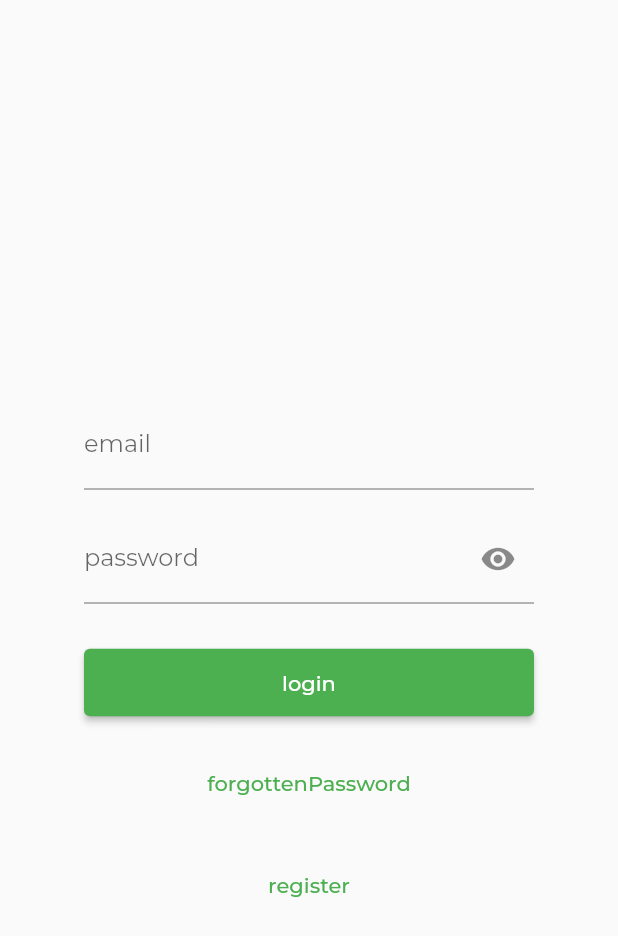
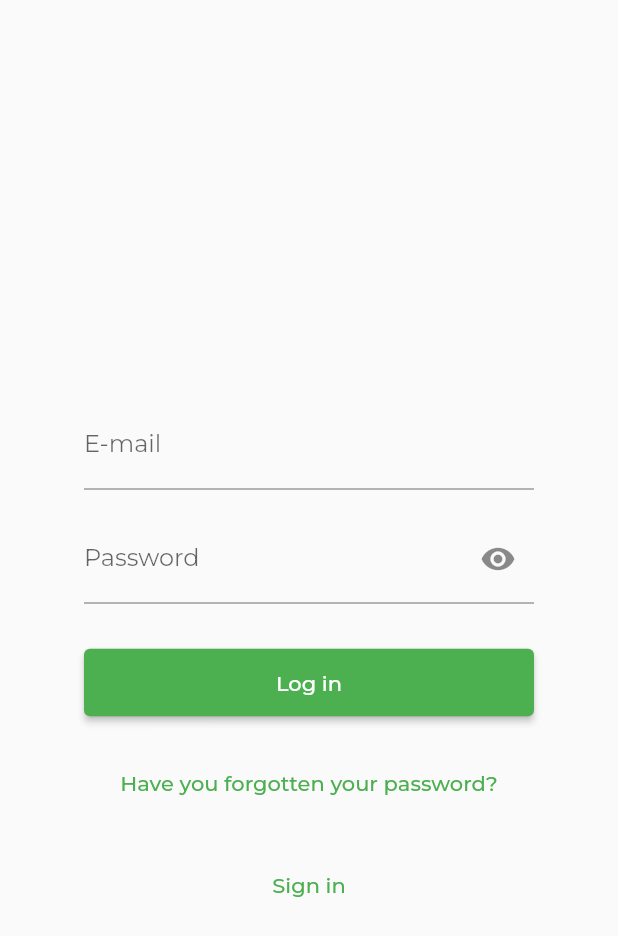
Before and after one commit to brickbit/politech_manager, a Flutter app: the screen it shows after launch, on a phone screen of 412 x 824 dp. Shown: the top 936 px of the screen. Run offline on Flutter 3.47's test engine with Material 2 defaults, Android fonts, the phone set to English and light mode, and no system bars; our stand-ins replace either_dart, get, google_fonts.

```diff
--- /dev/null
+++ b/lib/app/views/language/en_us.dart
@@ -0,0 +1,92 @@
+const Map<String, String> enUS = {
+  //General
+  'no': 'No',
+  'yes': 'Yes',
+  'cancel': 'Cancel',
+  'ok': 'OK',
+  //Splash
+  'loading': 'Loading...',
+  //Log in
+  'email': 'E-mail',
+  'password': 'Password',
+  'login': 'Log in',
+  'register': 'Sign in',
+  'forgottenPassword': 'Have you forgotten your password?',
+  'wrongUserLogin':'Wrong username or passwords',
+  //Recover password
+  'recoverPassword': 'Recover password',
+  'passwordInstructions': 'Enter your email, we will send you an email with the necessary instructions to restore your password',
+  'putEmail': 'Put your e-mail',
+  //Home
+  'data': 'Data',
+  'schedule': 'Schedule',
+  'setting': 'Setting',
+  'noDataLoaded': 'There is not data to load',
+  //Data
+  'fillData': 'Fill data',
+  'degree': 'Title',
+  'classroom': 'Classroom',
+  'department': 'Department',
+  'subject': 'Subject',
+  'createDegree': 'Create title',
+  'createClassroom': 'Create classroom',
+  'createDepartment': 'Create department',
+  'createSubject': 'Create subject',
+  'seeAll': 'See all',
+  'editDegree': 'Edit title',
+  'editClassroom': 'Edit classroom',
+  'editDepartment': 'Edit department',
+  'editSubject': 'Edit subject',
+  //List Degree
+  'degreeSemesters':'Num.semesters: @semester',
+  'degreeYear':'Year: @year',
+  //List classroom
+  'classroomPavilion': 'Pavilion: @pavilion',
+  //List subjects
+  'departmentAcronym': 'Department: @acronym',
+  'classroomAcronym': 'Classroom: @acronym',
+  'groupAcronym': 'Group: @acronym',
+  'subjectSemester': 'Semester: @semester',
+  'subjectLanguage': 'Language: @language',
+  'subjectLaboratory': 'Laboratory: @laboratory',
+  'subjectSeminar': 'Seminar: @seminary',
+  //Degree dialog
+  'name': 'Name',
+  'year': 'Year',
+  //Department dialog
+  'acronym': 'Acronym',
+  //Classroom dialog
+  'telecommunication': 'Telecommunication',
+  'computing': 'Computing',
+  'architecture': 'Architecture',
+  'civil_work': 'Civil work',
+  'central': 'Central',
+  //Subject dialog
+  'group':'Group',
+  'time':'Time(minutes)',
+  'seminary': 'Seminary',
+  'laboratory': 'Laboratory',
+  'semester': 'Semester',
+  'color': 'Color',
+  'blue': 'Blue',
+  'green': 'Green',
+  'red': 'Red',
+  'yellow': 'Yellow',
+  'orange': 'Orange',
+  //Setting
+  'settings': 'Settings',
+  'language': 'Language',
+  'darkTheme': 'Dark theme',
+  'version': 'Version',
+  'compilationNumber': 'Compilation number',
+  'selectLanguage': 'Seleccione el idioma',
+  //Schedule
+  'createSchedule': 'Create Schedule',
+  'editSchedule': 'Edit Schedule',
+  'oneSubjectPerHour': 'One subject per hour',
+  'severalSubjectsPerHour': 'Several subject per hour',
+  'morningShift': 'Morning shift',
+  'afternoonShift': 'Afternoon shift',
+  'saveSchedule': 'Save',
+  'downloadSchedule': 'Download'
+};
--- /dev/null
+++ b/lib/app/views/language/es_es.dart
@@ -0,0 +1,91 @@
+const Map<String, String> esES = {
+  //General
+  'no': 'No',
+  'yes': 'Sí',
+  'cancel': 'Cancelar',
+  'ok': 'Aceptar',
+  //Splash
+  'loading': 'Cargando...',
+  //Log in
+  'email': 'Correo',
+  'password': 'Contraseña',
+  'login': 'Iniciar sesión',
+  'register': 'Registrarse',
+  'forgottenPassword': '¿Has olvidado tu contraseña?',
+  'wrongUserLogin':'Usuario o contraseñas incorrectos',
+  //Recover password
+  'recoverPassword': 'Recuperar contraseña',
+  'passwordInstructions': 'Introduca su correo, le enviaremos un correo con las intrucciones necesarias para restaurar su contraseña',
+  'putEmail': 'Introduce tu correo',
+  //Home
+  'data': 'Datos',
+  'schedule': 'Horario',
+  'setting': 'Ajustes',
+  'noDataLoaded': 'No se encontraron datos',
+  //Data
+  'fillData': 'Completar datos',
+  'degree': 'Titulaciones',
+  'classroom': 'Aulas',
+  'department': 'Departamentos',
+  'subject': 'Asignaturas',
+  'createDegree': 'Crear Titulación',
+  'createClassroom': 'Crear aula',
+  'createDepartment': 'Crear departamento',
+  'createSubject': 'Crear asignatura',
+  'seeAll': 'Ver todos',
+  'editDegree': 'Editar titulación',
+  'editClassroom': 'Editar aula',
+  'editDepartment': 'Editar departmento',
+  'editSubject': 'Editar asignatura',
+  //List Degree
+  'degreeSemesters':'Núm.semestres: @semester',
+  'degreeYear':'Año: @year',
+  //List classroom
+  'classroomPavilion': 'Pabellón: @pavilion',
+  //List subjects
+  'departmentAcronym': 'Departmento: @acronym',
+  'classroomAcronym': 'Aula: @acronym',
+  'groupAcronym': 'Grupo: @acronym',
+  'subjectSemester': 'Semestre: @semester',
+  'subjectLanguage': 'Idioma: @language',
+  'subjectLaboratory': 'Laboratorio: @laboratory',
+  'subjectSeminar': 'Seminario: @seminary',
+  //Degree dialog
+  'name': 'Nombre',
+  'year': 'Año',
+  //Department dialog
+  'acronym': 'Siglas',
+  //Classroom dialog
+  'telecommunication': 'Telecomunicaciones',
+  'computing': 'Informática',
+  'architecture': 'Arquitectura',
+  'civil_work': 'Obras públicas',
+  'central': 'Central',
+  //Subject dialog
+  'group':'Grupo',
+  'time':'Tiempo(minutos)',
+  'seminary': 'Seminario',
+  'laboratory': 'Laboratorio',
+  'semester': 'Semestre',
+  'color': 'Color',
+  'blue': 'Azul',
+  'green': 'Verde',
+  'red': 'Rojo',
+  'yellow': 'Amarillo',
+  'orange': 'Naranja',
+  //Setting
+  'language': 'Idioma',
+  'darkTheme': 'Modo oscuro',
+  'version': 'Versión',
+  'compilationNumber': 'Número de compilación',
+  'selectLanguage': 'Seleccione el idioma',
+  //schedule
+  'createSchedule': 'Crear horario',
+  'editSchedule': 'Editar horario',
+  'oneSubjectPerHour': 'Una asignatura por hora',
+  'severalSubjectsPerHour': 'Muchas asignaturas por hora',
+  'morningShift': 'Turno de mañana',
+  'afternoonShift': 'Turno de tarde',
+  'saveSchedule': 'Guardar',
+  'downloadSchedule': 'Descargar'
+};
--- /dev/null
+++ b/lib/app/views/language/localization_service.dart
@@ -0,0 +1,47 @@
+import 'package:flutter/material.dart';
+import 'package:get/get.dart';
+
+import 'en_us.dart';
+import 'es_es.dart';
+
+class LocalizationService extends Translations {
+  // Default locale
+  static const locale = Locale('es', 'ES');
+  // fallbackLocale saves the day when the locale gets in trouble
+  static const fallbackLocale = Locale('es', 'ES');
+  // Supported languages
+  // Needs to be same order with locales
+  static final langs = [
+    'English',
+    'Español',
+  ];
+
+  // Supported locales
+  // Needs to be same order with langs
+  static final locales = [
+    const Locale('en', 'US'),
+    const Locale('es', 'ES'),
+  ];
+
+  // Keys and their translations
+  // Translations are separated maps in `lang` file
+  @override
+  Map<String, Map<String, String>> get keys => {
+    'en_US': enUS, // lang/en_us.dart
+    'es_ES': esES, // lang/tr_tr.dart
+  };
+
+  // Gets locale from language, and updates the locale
+  void changeLocale(String lang) {
+    final locale = _getLocaleFromLanguage(lang);
+    Get.updateLocale(locale);
+  }
+
+  // Finds language in `langs` list and returns it as Locale
+  Locale _getLocaleFromLanguage(String lang) {
+    for (int i = 0; i < langs.length; i++) {
+      if (lang == langs[i]) return locales[i];
+    }
+    return Get.locale!;
+  }
+}
--- a/lib/main.dart
+++ b/lib/main.dart
@@ -4,6 +4,7 @@ import 'package:flutter/material.dart';
 import 'package:get/get.dart';
 
 import 'app/navigation/app_pages.dart';
+import 'app/views/language/localization_service.dart';
 import 'app/views/themes/themes.dart';
 
 Future<void> main() async {
@@ -25,7 +26,7 @@ class EpccApp extends StatelessWidget {
       initialRoute: AppPages.initial,
       getPages: AppPages.routes,
       theme: AppThemes.light,
-      //translations: LocalizationService(),
+      translations: LocalizationService(),
     );
   }
 }
```
